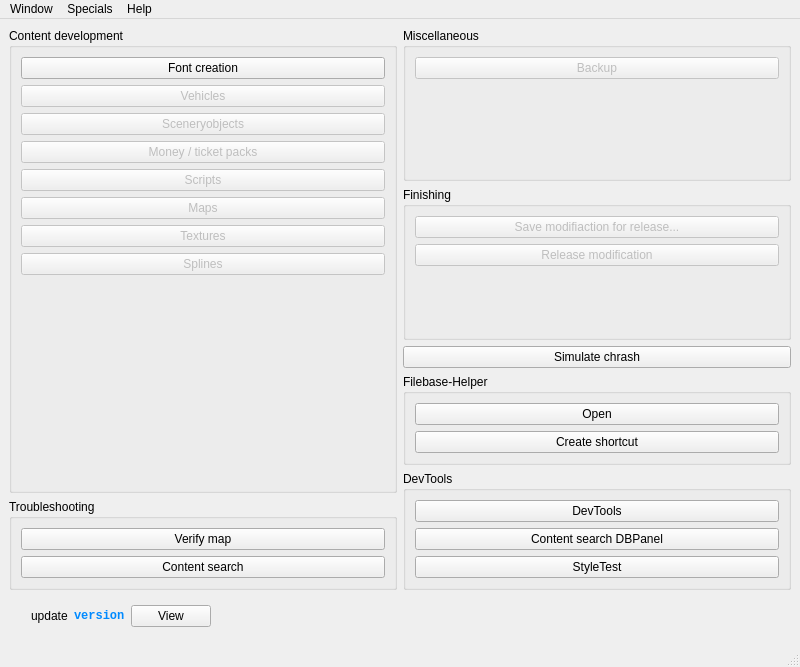
Qt form wstart.ui (pietr26/OMSI-Tools) before a commit.
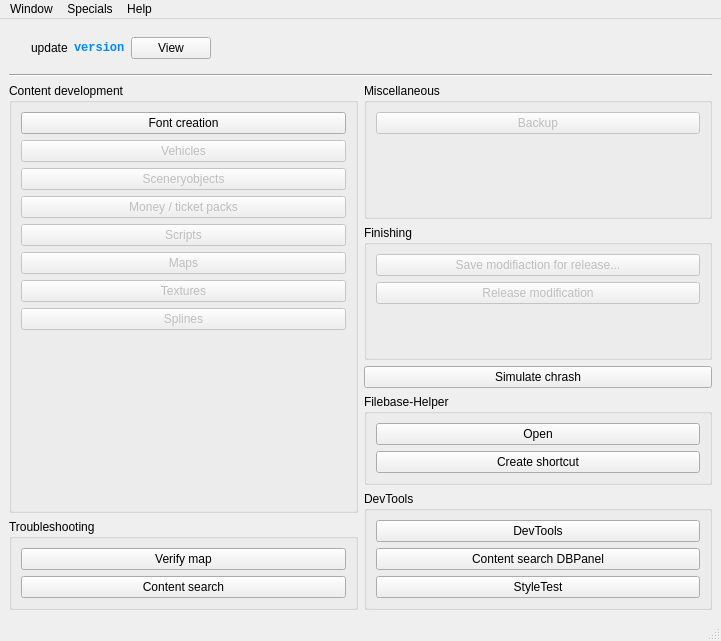
The same form after that commit. Icons and pictures are not drawn.

Commit message: Changed position of update notification

```diff
--- a/wstart.ui
+++ b/wstart.ui
@@ -9,8 +9,8 @@
    <rect>
     <x>0</x>
     <y>0</y>
-    <width>800</width>
-    <height>667</height>
+    <width>721</width>
+    <height>641</height>
    </rect>
   </property>
   <property name="sizePolicy">
@@ -28,6 +28,81 @@
   </property>
   <widget class="QWidget" name="centralwidget">
    <layout class="QVBoxLayout" name="verticalLayout_7">
+    <item>
+     <widget class="QFrame" name="fraUpdate">
+      <layout class="QHBoxLayout" name="horizontalLayout">
+       <item>
+        <widget class="QLabel" name="lblUpdateIcon">
+         <property name="maximumSize">
+          <size>
+           <width>23</width>
+           <height>23</height>
+          </size>
+         </property>
+         <property name="text">
+          <string/>
+         </property>
+         <property name="pixmap">
+          <pixmap resource="ressources.qrc">:/rec/data/icons/iconDownload_blue.svg</pixmap>
+         </property>
+         <property name="scaledContents">
+          <bool>true</bool>
+         </property>
+        </widget>
+       </item>
+       <item>
+        <widget class="QLabel" name="lblUpdate">
+         <property name="text">
+          <string notr="true">update</string>
+         </property>
+        </widget>
+       </item>
+       <item>
+        <widget class="QLabel" name="lblUpdateVersion">
+         <property name="font">
+          <font>
+           <family>Consolas</family>
+           <bold>true</bold>
+          </font>
+         </property>
+         <property name="styleSheet">
+          <string notr="true">color: #008AFF</string>
+         </property>
+         <property name="text">
+          <string notr="true">version</string>
+         </property>
+        </widget>
+       </item>
+       <item>
+        <widget class="QPushButton" name="btnView">
+         <property name="text">
+          <string>View</string>
+         </property>
+        </widget>
+       </item>
+       <item>
+        <spacer name="horizontalSpacer">
+         <property name="orientation">
+          <enum>Qt::Horizontal</enum>
+         </property>
+         <property name="sizeHint" stdset="0">
+          <size>
+           <width>40</width>
+           <height>20</height>
+          </size>
+         </property>
+        </spacer>
+       </item>
+      </layout>
+     </widget>
+    </item>
+    <item>
+     <widget class="Line" name="line">
+      <property name="orientation">
+       <enum>Qt::Horizontal</enum>
+      </property>
+     </widget>
+    </item>
     <item>
      <layout class="QHBoxLayout" name="horizontalLayout_2">
       <item>
@@ -449,78 +524,6 @@
       </item>
      </layout>
     </item>
-    <item>
-     <layout class="QVBoxLayout" name="vlaUpdate">
-      <item>
-       <widget class="QFrame" name="fraUpdate">
-        <layout class="QHBoxLayout" name="horizontalLayout">
-         <item>
-          <widget class="QLabel" name="lblUpdateIcon">
-           <property name="maximumSize">
-            <size>
-             <width>23</width>
-             <height>23</height>
-            </size>
-           </property>
-           <property name="text">
-            <string/>
-           </property>
-           <property name="pixmap">
-            <pixmap resource="ressources.qrc">:/rec/data/icons/iconDownload_blue.svg</pixmap>
-           </property>
-           <property name="scaledContents">
-            <bool>true</bool>
-           </property>
-          </widget>
-         </item>
-         <item>
-          <widget class="QLabel" name="lblUpdate">
-           <property name="text">
-            <string notr="true">update</string>
-           </property>
-          </widget>
-         </item>
-         <item>
-          <widget class="QLabel" name="lblUpdateVersion">
-           <property name="font">
-            <font>
-             <family>Consolas</family>
-             <bold>true</bold>
-            </font>
-           </property>
-           <property name="styleSheet">
-            <string notr="true">color: #008AFF</string>
-           </property>
-           <property name="text">
-            <string notr="true">version</string>
-           </property>
-          </widget>
-         </item>
-         <item>
-          <widget class="QPushButton" name="btnView">
-           <property name="text">
-            <string>View</string>
-           </property>
-          </widget>
-         </item>
-         <item>
-          <spacer name="horizontalSpacer">
-           <property name="orientation">
-            <enum>Qt::Horizontal</enum>
-           </property>
-           <property name="sizeHint" stdset="0">
-            <size>
-             <width>40</width>
-             <height>20</height>
-            </size>
-           </property>
-          </spacer>
-         </item>
-        </layout>
-       </widget>
-      </item>
-     </layout>
-    </item>
    </layout>
   </widget>
   <widget class="QMenuBar" name="menubar">
@@ -528,7 +531,7 @@
     <rect>
      <x>0</x>
      <y>0</y>
-     <width>800</width>
+     <width>721</width>
      <height>24</height>
     </rect>
    </property>
```
The commit also changes 2 other files.
